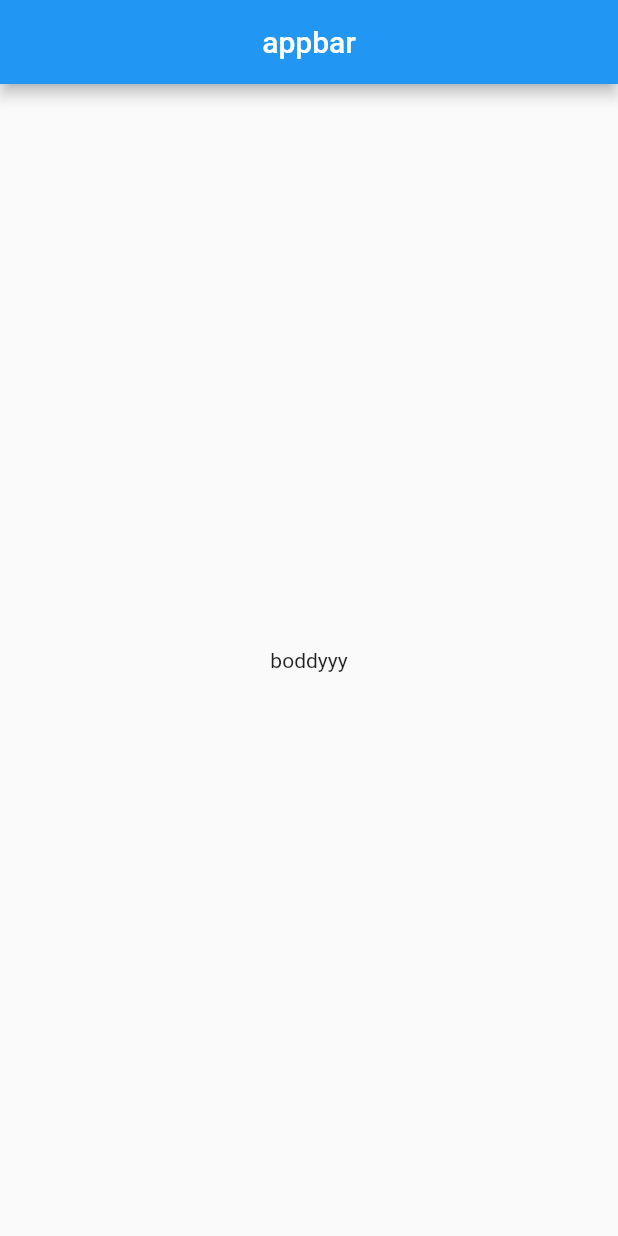
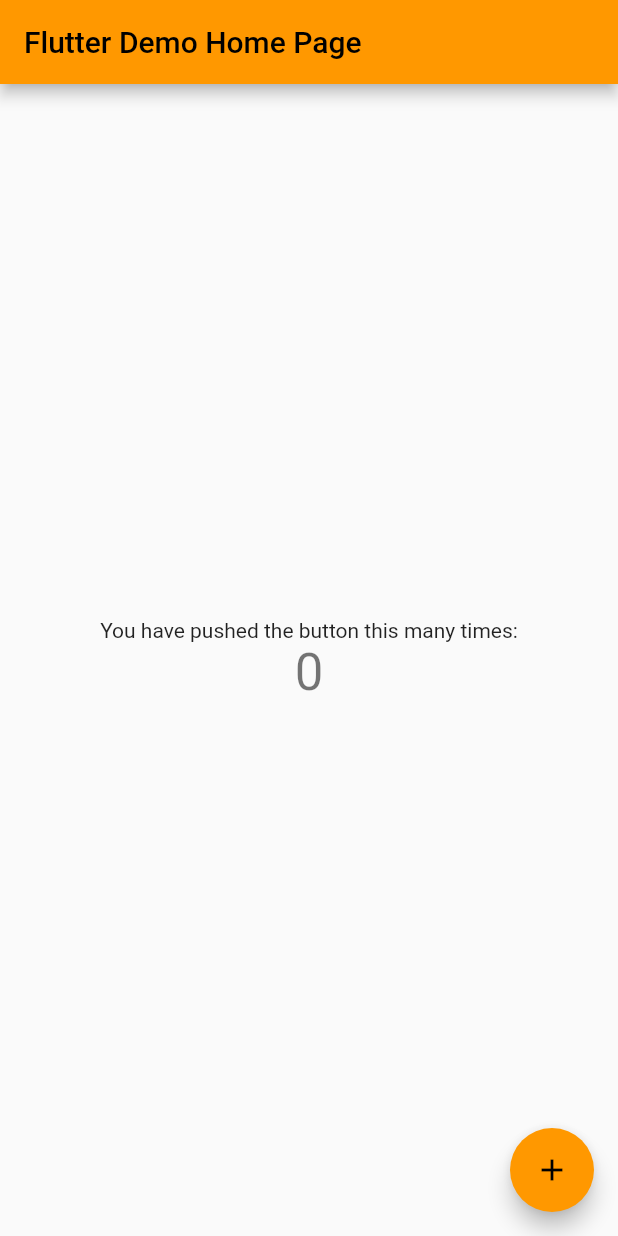
Before and after one commit to muhammadRenaldy9/FLUTTER_first, a Flutter app: the screen it shows after launch, on a phone screen of 412 x 824 dp. Run offline on Flutter 3.47's test engine with Material 2 defaults, Android fonts, the phone set to English and light mode, and no system bars.

Commit message:
delete comment

```diff
--- a/flutter_first/lib/main.dart
+++ b/flutter_first/lib/main.dart
@@ -1,140 +1,65 @@
-// import 'package:flutter/material.dart';
-
-// void main() {
-//   runApp(const MyApp());
-// }
-
-// class MyApp extends StatelessWidget {
-//   const MyApp({super.key});
-
-//   // Widget ini adalah root dari aplikasi Anda.
-//   @override
-//   Widget build(BuildContext context) {
-//     return MaterialApp(
-//       title: 'Flutter Demo',
-//       theme: ThemeData(
-//         // Ini adalah tema aplikasi Anda.
-//         //
-//         // Coba jalankan aplikasi Anda dengan "flutter run". Anda akan melihat
-//         // aplikasi memiliki bilah alat berwarna biru. Kemudian, tanpa keluar dari aplikasi, coba
-//         // mengubah primarySwatch di bawah menjadi Colors.green lalu aktifkan
-//         // "hot reload" (tekan "r" di konsol tempat Anda menjalankan "flutter run",
-//         // atau cukup simpan perubahan Anda ke "hot reload" di Flutter IDE).
-//         // Perhatikan bahwa penghitung tidak direset kembali ke nol; aplikasi
-//         // tidak dimulai ulang.
-//         primarySwatch: Colors.blue,
-//       ),
-//       home: const MyHomePage(title: 'Flutter Demo Home Page'),
-//     );
-//   }
-// }
-
-// class MyHomePage extends StatefulWidget {
-//   const MyHomePage({super.key, required this.title});
-
-//   // Widget ini adalah beranda aplikasi Anda. Itu stateful, artinya
-//   // bahwa ia memiliki objek Status (didefinisikan di bawah) yang berisi bidang yang memengaruhi
-//   // bagaimana tampilannya.
-
-//   // Kelas ini adalah konfigurasi untuk negara bagian. Ini memegang nilai-nilai (dalam hal ini
-//   // ganti judul) yang disediakan oleh induk (dalam hal ini widget Aplikasi) dan
-//   // digunakan oleh metode build Negara. Bidang dalam subkelas Widget adalah
-//   // selalu ditandai "final".
-
-//   final String title;
-
-//   @override
-//   State<MyHomePage> createState() => _MyHomePageState();
-// }
-
-// class _MyHomePageState extends State<MyHomePage> {
-//   int _counter = 0;
-
-//   void _incrementCounter() {
-//     setState(() {
-//       // Panggilan ke setState ini memberi tahu framework Flutter bahwa ada sesuatu
-//       // diubah dalam keadaan ini, yang menyebabkannya menjalankan kembali metode build di bawah
-//       // sehingga tampilan dapat mencerminkan nilai yang diperbarui. Jika kita berubah
-//       // _counter tanpa memanggil setState(), maka metode build tidak akan
-//       // menelepon lagi, dan sepertinya tidak ada yang terjadi.
-//       _counter++;
-//     });
-//   }
-
-//   @override
-//   Widget build(BuildContext context) {
-//     // Metode ini dijalankan ulang setiap kali setState dipanggil, misalnya selesai
-//     // dengan metode _incrementCounter di atas.
-//     //
-//     // Framework Flutter telah dioptimalkan untuk menjalankan kembali metode build
-//     // cepat, sehingga Anda bisa membangun kembali apa saja yang perlu diperbarui
-//     // daripada harus mengubah instance widget satu per satu.
-//     return Scaffold(
-//       appBar: AppBar(
-//         // Di sini kita mengambil nilai dari objek MyHomePage yang dibuat oleh
-//         // metode App.build, dan gunakan untuk menyetel judul appbar kita.
-//         title: Text(widget.title),
-//       ),
-//       body: Center(
-//         // Tengah adalah widget tata letak. Dibutuhkan satu anak dan memposisikannya
-//         // di tengah induk.
-//         child: Column(
-//           // Kolom juga merupakan widget tata letak. Dibutuhkan daftar anak-anak dan
-//           // mengaturnya secara vertikal. Secara default, ini menyesuaikan ukurannya sendiri
-//           // anak secara horizontal, dan berusaha setinggi induknya.
-//           //
-//           // Aktifkan "debug painting" (tekan "p" di konsol, pilih
-//           // Tindakan "Toggle Debug Paint" dari Flutter Inspector di Android
-//           // Studio, atau perintah "Toggle Debug Paint" di Visual Studio Code)
-//           // untuk melihat gambar rangka untuk setiap widget.
-//           //
-//           // Kolom memiliki berbagai properti untuk mengontrol bagaimana ukurannya sendiri dan
-//           // bagaimana memposisikan anak-anaknya. Di sini kita menggunakan mainAxisAlignment untuk
-//           // pusatkan anak-anak secara vertikal; sumbu utama di sini adalah vertikal
-//           // sumbu karena Kolom vertikal (sumbu silang akan menjadi
-//           // mendatar).
-//           mainAxisAlignment: MainAxisAlignment.center,
-//           children: <Widget>[
-//             const Text(
-//               'You have pushed the button this many times:',
-//             ),
-//             Text(
-//               '$_counter',
-//               style: Theme.of(context).textTheme.headlineMedium,
-//             ),
-//           ],
-//         ),
-//       ),
-//       floatingActionButton: FloatingActionButton(
-//         onPressed: _incrementCounter,
-//         tooltip: 'Increment',
-//         child: const Icon(Icons.add),
-//       ), // Koma tambahan ini membuat pemformatan otomatis lebih baik untuk metode build.
-//     );
-//   }
-// }
-
-
 import 'package:flutter/material.dart';
 
-void main(List<String> args) {
-  runApp(MyApp());
-}
+void main() { runApp(const MyApp()); }
 
 class MyApp extends StatelessWidget {
+  const MyApp({super.key});
   @override
   Widget build(BuildContext context) {
     return MaterialApp(
-      debugShowCheckedModeBanner: false,
-      title: 'titleee',
-      home: Scaffold(
-        appBar: AppBar(
-          centerTitle: true,
-          title: const Text('appbar'),
+      title: 'Flutter Demo',
+      theme: ThemeData(
+        primarySwatch: Colors.orange,
+      ),
+      home: const MyHomePage(title: 'Flutter Demo Home Page'),
+    );
+  }
+}
+
+// ini adalah class composition dlm OOP
+class MyHomePage extends StatefulWidget {
+  const MyHomePage({super.key, required this.title});
+  final String title;
+
+  @override
+  State<MyHomePage> createState() => _MyHomePagesStatee();
+}
+
+class _MyHomePagesStatee extends State<MyHomePage> {
+  int _counter = 0;
+
+  void _incrementCounter() {
+    setState(() {
+      _counter++;
+    });
+  }
+  @override
+  Widget build(BuildContext context) {
+    // Metode ini dijalankan ulang setiap kali setState dipanggil, misalnya selesai dengan metode _incrementCounter di atas.
+    return Scaffold(
+      appBar: AppBar(
+        title: Text(widget.title),
+      ),
+      body: Center(
+        child: Column(
+          // Kolom memiliki berbagai properti untuk mengontrol bagaimana ukurannya sendiri, Di sini kita menggunakan mainAxisAlignment untuk
+          // pusatkan anak-anak secara vertikal; sumbu utama di sini adalah vertikal sumbu karena Kolom vertikal (sumbu silang akan menjadi mendatar).
+          mainAxisAlignment: MainAxisAlignment.center,
+          children: <Widget>[
+            const Text(
+              'You have pushed the button this many times:',
+            ),
+            Text(
+              '$_counter',
+              style: Theme.of(context).textTheme.headlineMedium,
+            ),
+          ],
         ),
-        body: const Center(
-          child: Text('boddyyy'),
-        ),
+      ),
+      floatingActionButton: FloatingActionButton(
+        onPressed: _incrementCounter,
+        tooltip: 'Increment',
+        child: const Icon(Icons.add),
       ),
     );
   }
```
